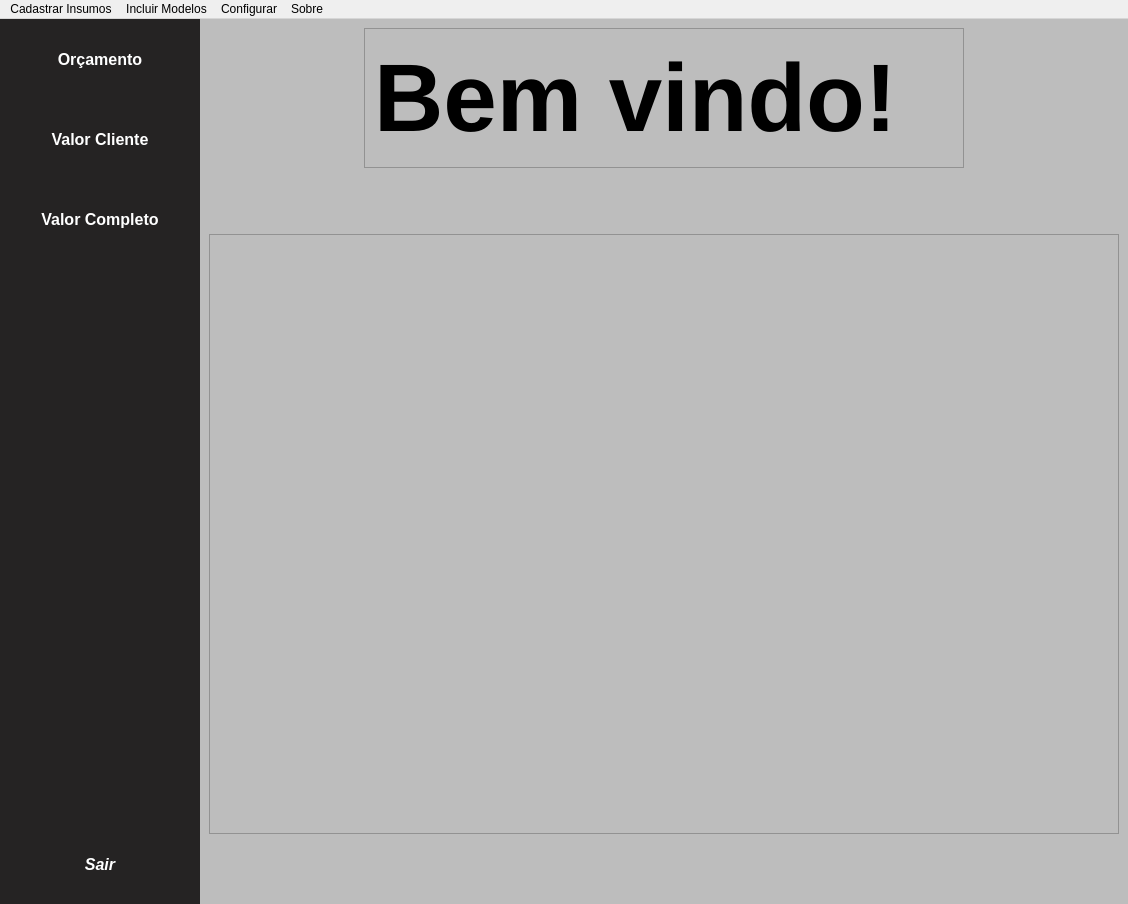
Old version of the form main.ui in the repository RobertooMota/orcamento_3d_print.
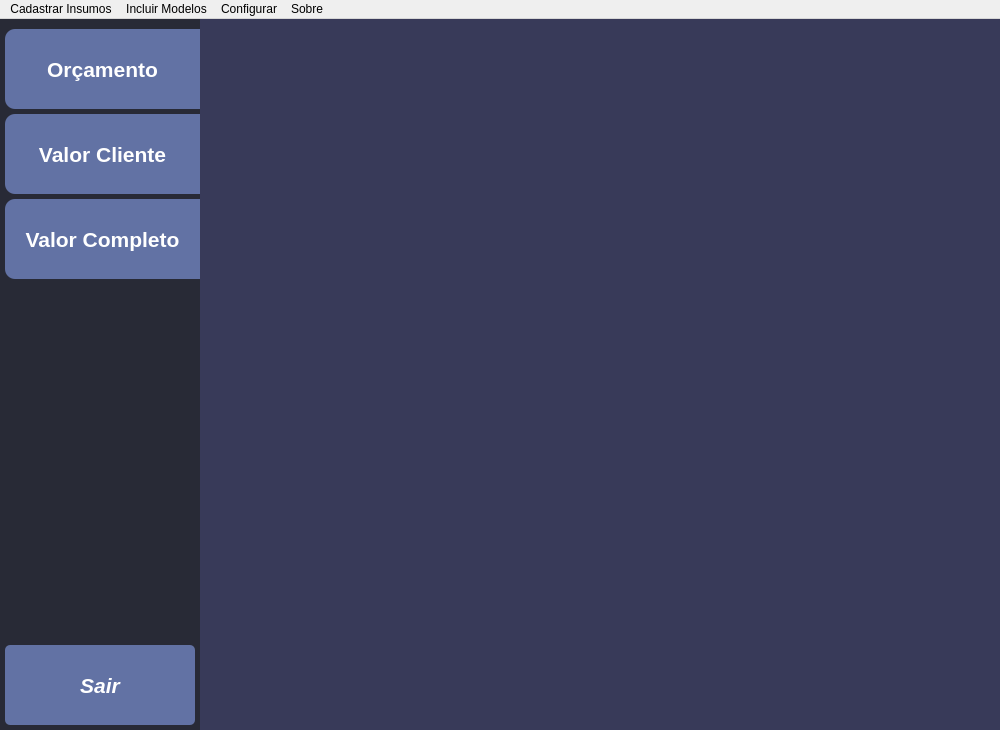
New version of the form. The open tabs and pages were chosen to show the change. Icons and pictures are not drawn.

```diff
--- a/main.ui
+++ b/main.ui
@@ -6,8 +6,8 @@
    <rect>
     <x>0</x>
     <y>0</y>
-    <width>1128</width>
-    <height>904</height>
+    <width>1000</width>
+    <height>730</height>
    </rect>
   </property>
   <property name="sizePolicy">
@@ -74,6 +74,12 @@
        </property>
        <item>
         <widget class="QFrame" name="frm_sideButtons">
+         <property name="minimumSize">
+          <size>
+           <width>200</width>
+           <height>708</height>
+          </size>
+         </property>
          <property name="maximumSize">
           <size>
            <width>200</width>
@@ -81,7 +87,7 @@
           </size>
          </property>
          <property name="styleSheet">
-          <string notr="true">background-color: #252323;</string>
+          <string notr="true">background-color: #282a36;</string>
          </property>
          <property name="frameShape">
           <enum>QFrame::NoFrame</enum>
@@ -89,6 +95,9 @@
          <property name="frameShadow">
           <enum>QFrame::Raised</enum>
          </property>
+         <property name="lineWidth">
+          <number>0</number>
+         </property>
          <layout class="QVBoxLayout" name="verticalLayout">
           <property name="spacing">
            <number>0</number>
@@ -113,15 +122,18 @@
             <property name="frameShadow">
              <enum>QFrame::Raised</enum>
             </property>
+            <property name="lineWidth">
+             <number>0</number>
+            </property>
             <layout class="QVBoxLayout" name="verticalLayout_2">
              <property name="spacing">
-              <number>0</number>
+              <number>5</number>
              </property>
              <property name="leftMargin">
-              <number>0</number>
+              <number>5</number>
              </property>
              <property name="topMargin">
-              <number>0</number>
+              <number>10</number>
              </property>
              <property name="rightMargin">
               <number>0</number>
@@ -139,15 +151,17 @@
                </property>
                <property name="font">
                 <font>
-                 <pointsize>12</pointsize>
+                 <pointsize>16</pointsize>
                  <bold>true</bold>
                 </font>
                </property>
                <property name="styleSheet">
                 <string notr="true">QPushButton{
-	border: 0px solid;
-	color: white;
 
+color: white;
+background-color: #6272a4;
+border-top-left-radius: 10px;
+border-bottom-left-radius: 10px;
 }
 
 QPushButton:hover{
@@ -156,7 +170,8 @@
 }
 
 QPushButton:Pressed{
-background-color:rgb(63, 126, 189);
+background-color: rgb(255, 74, 179);
+color:#44475a;
 }</string>
                </property>
                <property name="text">
@@ -174,15 +189,17 @@
                </property>
                <property name="font">
                 <font>
-                 <pointsize>12</pointsize>
+                 <pointsize>16</pointsize>
                  <bold>true</bold>
                 </font>
                </property>
                <property name="styleSheet">
                 <string notr="true">QPushButton{
-	border: 0px solid;
-	color: white;
 
+color: white;
+background-color: #6272a4;
+border-top-left-radius: 10px;
+border-bottom-left-radius: 10px;
 }
 
 QPushButton:hover{
@@ -191,7 +208,8 @@
 }
 
 QPushButton:Pressed{
-background-color:rgb(63, 126, 189);
+background-color: rgb(255, 74, 179);
+color:#44475a;
 }</string>
                </property>
                <property name="text">
@@ -209,15 +227,17 @@
                </property>
                <property name="font">
                 <font>
-                 <pointsize>12</pointsize>
+                 <pointsize>16</pointsize>
                  <bold>true</bold>
                 </font>
                </property>
                <property name="styleSheet">
                 <string notr="true">QPushButton{
-	border: 0px solid;
-	color: white;
 
+color: white;
+background-color: #6272a4;
+border-top-left-radius: 10px;
+border-bottom-left-radius: 10px;
 }
 
 QPushButton:hover{
@@ -226,7 +246,8 @@
 }
 
 QPushButton:Pressed{
-background-color:rgb(63, 126, 189);
+background-color: rgb(255, 74, 179);
+color:#44475a;
 }</string>
                </property>
                <property name="text">
@@ -259,16 +280,16 @@
               <number>0</number>
              </property>
              <property name="leftMargin">
-              <number>0</number>
+              <number>5</number>
              </property>
              <property name="topMargin">
-              <number>0</number>
+              <number>5</number>
              </property>
              <property name="rightMargin">
-              <number>0</number>
+              <number>5</number>
              </property>
              <property name="bottomMargin">
-              <number>0</number>
+              <number>5</number>
              </property>
              <item>
               <widget class="QPushButton" name="btn_Sair">
@@ -286,14 +307,16 @@
                </property>
                <property name="font">
                 <font>
-                 <pointsize>12</pointsize>
+                 <pointsize>16</pointsize>
                  <italic>true</italic>
                  <bold>true</bold>
                 </font>
                </property>
                <property name="styleSheet">
                 <string notr="true">QPushButton{
+background-color: #6272a4;
 	border: 0px solid;
+	border-radius: 5px;
 	color: white;
 
 }
@@ -322,10 +345,13 @@
         <widget class="QFrame" name="frm_Telas">
          <property name="maximumSize">
           <size>
-           <width>16777215</width>
-           <height>16777215</height>
+           <width>11111111</width>
+           <height>1111111</height>
           </size>
          </property>
+         <property name="styleSheet">
+          <string notr="true">background-color:#383a59;</string>
+         </property>
          <property name="frameShape">
           <enum>QFrame::NoFrame</enum>
          </property>
@@ -356,63 +382,32 @@
             <property name="frameShape">
              <enum>QFrame::NoFrame</enum>
             </property>
+            <property name="frameShadow">
+             <enum>QFrame::Plain</enum>
+            </property>
+            <property name="lineWidth">
+             <number>0</number>
+            </property>
             <property name="currentIndex">
              <number>2</number>
             </property>
             <widget class="QWidget" name="pg_home">
              <layout class="QVBoxLayout" name="verticalLayout_4">
+              <property name="spacing">
+               <number>0</number>
+              </property>
+              <property name="leftMargin">
+               <number>0</number>
+              </property>
               <property name="topMargin">
                <number>9</number>
               </property>
-              <item alignment="Qt::AlignHCenter">
-               <widget class="QFrame" name="frame_2">
-                <property name="minimumSize">
-                 <size>
-                  <width>600</width>
-                  <height>140</height>
-                 </size>
-                </property>
-                <property name="maximumSize">
-                 <size>
-                  <width>600</width>
-                  <height>140</height>
-                 </size>
-                </property>
-                <property name="frameShape">
-                 <enum>QFrame::StyledPanel</enum>
-                </property>
-                <property name="frameShadow">
-                 <enum>QFrame::Raised</enum>
-                </property>
-                <layout class="QVBoxLayout" name="verticalLayout_6">
-                 <item>
-                  <widget class="QLabel" name="lbl_BemVindo">
-                   <property name="maximumSize">
-                    <size>
-                     <width>16777215</width>
-                     <height>300</height>
-                    </size>
-                   </property>
-                   <property name="font">
-                    <font>
-                     <pointsize>72</pointsize>
-                     <bold>true</bold>
-                    </font>
-                   </property>
-                   <property name="contextMenuPolicy">
-                    <enum>Qt::PreventContextMenu</enum>
-                   </property>
-                   <property name="text">
-                    <string>Bem vindo!</string>
-                   </property>
-                   <property name="wordWrap">
-                    <bool>false</bool>
-                   </property>
-                  </widget>
-                 </item>
-                </layout>
-               </widget>
-              </item>
+              <property name="rightMargin">
+               <number>0</number>
+              </property>
+              <property name="bottomMargin">
+               <number>0</number>
+              </property>
               <item alignment="Qt::AlignVCenter">
                <widget class="QFrame" name="frame">
                 <property name="minimumSize">
@@ -425,12 +420,24 @@
                  <string notr="true"/>
                 </property>
                 <property name="frameShape">
-                 <enum>QFrame::StyledPanel</enum>
+                 <enum>QFrame::NoFrame</enum>
                 </property>
                 <property name="frameShadow">
                  <enum>QFrame::Raised</enum>
                 </property>
                 <layout class="QVBoxLayout" name="verticalLayout_5">
+                 <property name="spacing">
+                  <number>0</number>
+                 </property>
+                 <property name="leftMargin">
+                  <number>0</number>
+                 </property>
+                 <property name="rightMargin">
+                  <number>0</number>
+                 </property>
+                 <property name="bottomMargin">
+                  <number>0</number>
+                 </property>
                  <item>
                   <widget class="QLabel" name="lbl_LogoHome">
                    <property name="styleSheet">
@@ -448,8 +455,62 @@
               </item>
              </layout>
             </widget>
-            <widget class="QWidget" name="pg_Orcamento"/>
-            <widget class="QWidget" name="pg_ValorCliente"/>
+            <widget class="QWidget" name="pg_Orcamento">
+             <layout class="QHBoxLayout" name="horizontalLayout_3">
+              <item>
+               <widget class="QFrame" name="frame_2">
+                <property name="frameShape">
+                 <enum>QFrame::StyledPanel</enum>
+                </property>
+                <property name="frameShadow">
+                 <enum>QFrame::Raised</enum>
+                </property>
+                <layout class="QVBoxLayout" name="verticalLayout_6">
+                 <item alignment="Qt::AlignHCenter">
+                  <widget class="QLabel" name="label">
+                   <property name="font">
+                    <font>
+                     <pointsize>48</pointsize>
+                    </font>
+                   </property>
+                   <property name="text">
+                    <string>Pagina Orçamento</string>
+                   </property>
+                  </widget>
+                 </item>
+                </layout>
+               </widget>
+              </item>
+             </layout>
+            </widget>
+            <widget class="QWidget" name="pg_ValorCliente">
+             <layout class="QVBoxLayout" name="verticalLayout_7">
+              <item>
+               <widget class="QFrame" name="frame_3">
+                <property name="frameShape">
+                 <enum>QFrame::StyledPanel</enum>
+                </property>
+                <property name="frameShadow">
+                 <enum>QFrame::Raised</enum>
+                </property>
+                <layout class="QVBoxLayout" name="verticalLayout_9">
+                 <item alignment="Qt::AlignHCenter">
+                  <widget class="QLabel" name="label_2">
+                   <property name="font">
+                    <font>
+                     <pointsize>48</pointsize>
+                    </font>
+                   </property>
+                   <property name="text">
+                    <string>Valor Cliente</string>
+                   </property>
+                  </widget>
+                 </item>
+                </layout>
+               </widget>
+              </item>
+             </layout>
+            </widget>
             <widget class="QWidget" name="pg_ValorCompleto">
              <layout class="QVBoxLayout" name="verticalLayout_8"/>
             </widget>
@@ -468,7 +529,7 @@
     <rect>
      <x>0</x>
      <y>0</y>
-     <width>1128</width>
+     <width>1000</width>
      <height>22</height>
     </rect>
    </property>
```
Left out of the diff: 75 changed lines with no effect on the pictures.
